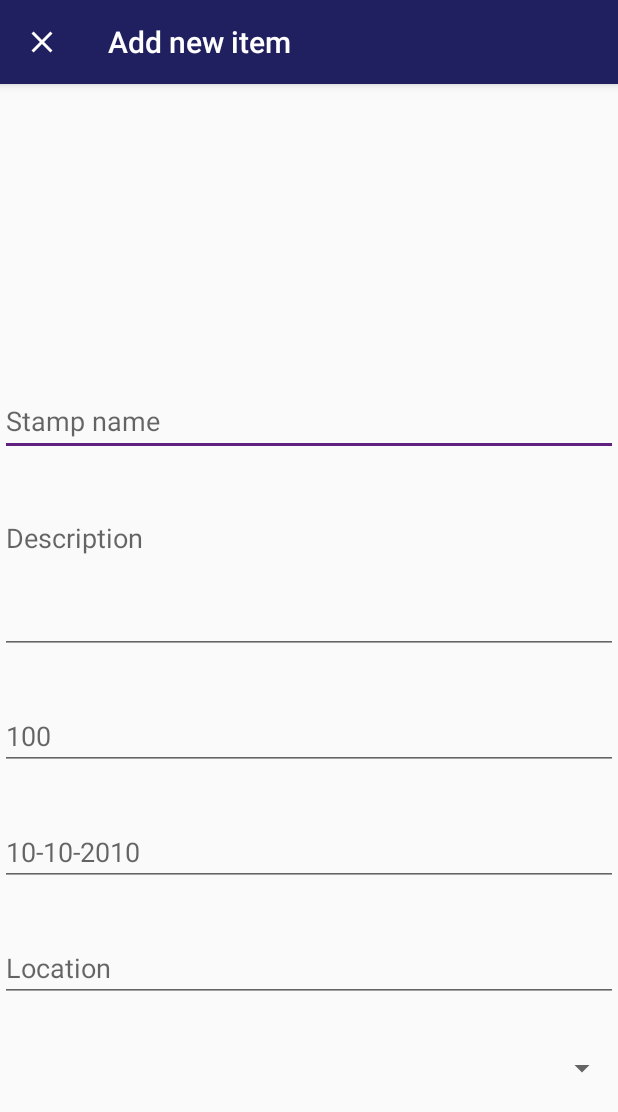
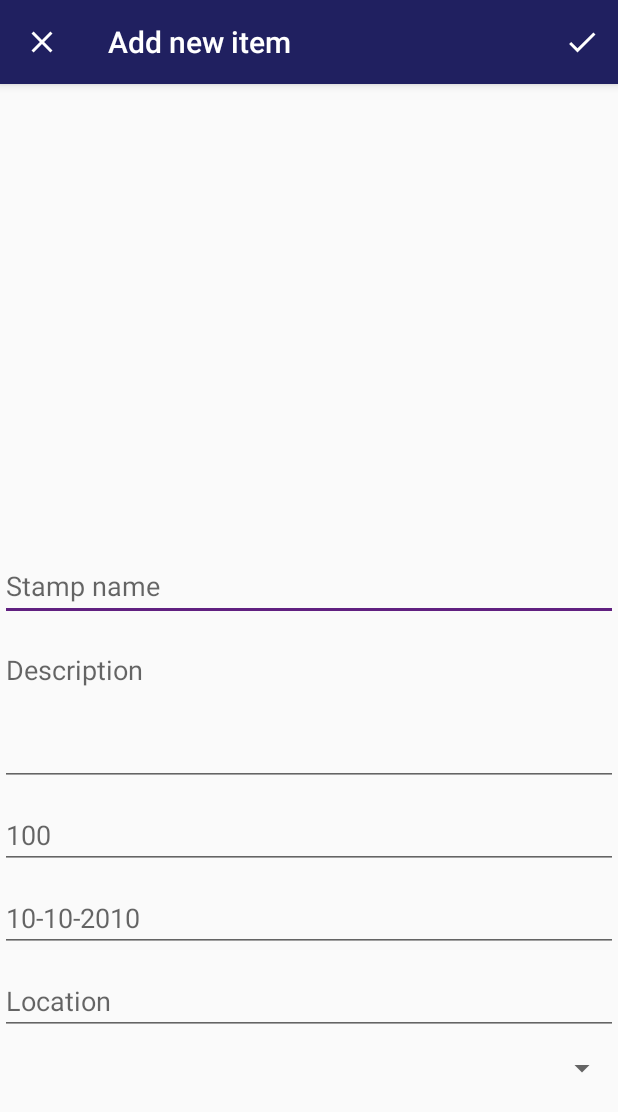
Before and after one commit to tungstencode/AndroidProject_Tema24_Filatelia, an Android app: the AddItemActivity screen opened directly, with no data from a screen before it, on a phone screen of 412 x 824 dp. Shown: the top 1112 px of the screen. Run offline under Robolectric (Android 15) with nearby library versions, the phone set to English and light mode, and no system bars; 2 statements that could not run were skipped.

Commit message:
added done tick to add item activity

```diff
--- a/Filatelie3/app/src/main/java/com/partenie/alex/filatelie/AddItemActivity.java
+++ b/Filatelie3/app/src/main/java/com/partenie/alex/filatelie/AddItemActivity.java
@@ -44,13 +44,18 @@ public class AddItemActivity extends AppCompatActivity {
             this.getSupportActionBar().setTitle("Edit " + intent.getStringExtra("key"));
         }
         type_spinner = findViewById(R.id.item_type);
+
         new JsonTask().execute("https://api.myjson.com/bins/iueei");
     }
 
     @Override
     public boolean onOptionsItemSelected(MenuItem item) {
+
         switch (item.getItemId()) {
             case android.R.id.home:
+                finish();
+            case R.id.done_action:
+                Toast.makeText(this, "a mers sper", Toast.LENGTH_SHORT).show();
                 finish();
                 return true;
         }
@@ -58,6 +63,7 @@ public class AddItemActivity extends AppCompatActivity {
     }
 
     public boolean onCreateOptionsMenu(Menu menu) {
+        getMenuInflater().inflate(R.menu.done_tick_menu, menu);
         return true;
     }
 
--- /dev/null
+++ b/Filatelie3/app/src/main/res/drawable/ic_done_white_24dp.xml
@@ -0,0 +1,5 @@
+<vector android:height="24dp" android:tint="#FFFFFF"
+    android:viewportHeight="24.0" android:viewportWidth="24.0"
+    android:width="24dp" xmlns:android="http://schemas.android.com/apk/res/android">
+    <path android:fillColor="#FF000000" android:pathData="M9,16.2L4.8,12l-1.4,1.4L9,19 21,7l-1.4,-1.4L9,16.2z"/>
+</vector>
--- a/Filatelie3/app/src/main/res/layout/activity_add_item.xml
+++ b/Filatelie3/app/src/main/res/layout/activity_add_item.xml
@@ -10,7 +10,7 @@
         android:id="@+id/item_name"
         android:layout_width="match_parent"
         android:layout_height="46dp"
-        android:layout_marginBottom="32dp"
+        android:layout_marginBottom="10dp"
         android:ems="10"
         android:inputType="textPersonName"
         android:hint="Stamp name"
@@ -21,7 +21,7 @@
         android:id="@+id/item_description"
         android:layout_width="match_parent"
         android:layout_height="100dp"
-        android:layout_marginBottom="32dp"
+        android:layout_marginBottom="10dp"
         android:ems="10"
         android:gravity="start|top"
         android:inputType="textMultiLine"
@@ -33,7 +33,7 @@
         android:id="@+id/item_price"
         android:layout_width="match_parent"
         android:layout_height="wrap_content"
-        android:layout_marginBottom="32dp"
+        android:layout_marginBottom="10dp"
         android:ems="10"
         android:hint="100"
         android:inputType="number"
@@ -44,7 +44,7 @@
         android:id="@+id/item_manufatured_date"
         android:layout_width="match_parent"
         android:layout_height="wrap_content"
-        android:layout_marginBottom="32dp"
+        android:layout_marginBottom="10dp"
         android:ems="10"
         android:inputType="date"
         android:hint="10-10-2010"
@@ -55,7 +55,7 @@
         android:id="@+id/item_location"
         android:layout_width="match_parent"
         android:layout_height="wrap_content"
-        android:layout_marginBottom="32dp"
+        android:layout_marginBottom="10dp"
         android:ems="10"
         android:inputType="textPersonName"
         android:hint="Location"
--- /dev/null
+++ b/Filatelie3/app/src/main/res/menu/done_tick_menu.xml
@@ -0,0 +1,9 @@
+<?xml version="1.0" encoding="utf-8"?>
+<menu xmlns:android="http://schemas.android.com/apk/res/android"
+    xmlns:app="http://schemas.android.com/apk/res-auto">
+    <item
+        android:id="@+id/done_action"
+        android:icon="@drawable/ic_done_white_24dp"
+        android:title="@string/action_done"
+        app:showAsAction="always" />
+</menu>
--- a/Filatelie3/app/src/main/res/values/strings.xml
+++ b/Filatelie3/app/src/main/res/values/strings.xml
@@ -7,4 +7,5 @@
     <string name="help">Help</string>
     <string name="add_item_app_bar_title">Add new item</string>
     <string name="camera_storage_permision">This app uses camera and storage</string>
+    <string name="action_done">done</string>
 </resources>
```
Also changed, not shown: 237 other files.
